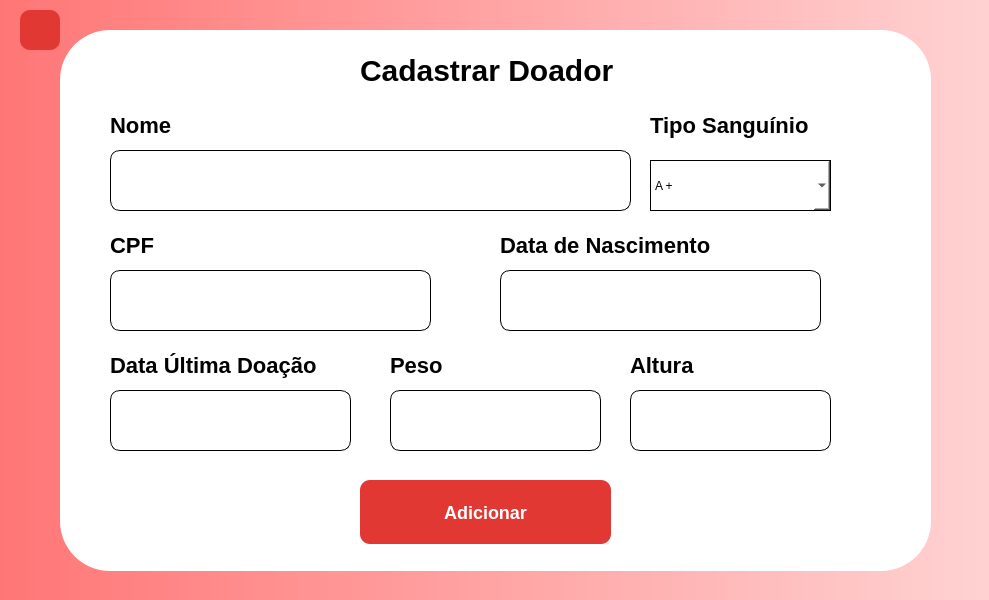
First picture: the form in src/Graphics/Add/AddDoador/cadastrardoador.ui, repository INF112-Programacao2/20222-team-1, before the edit.
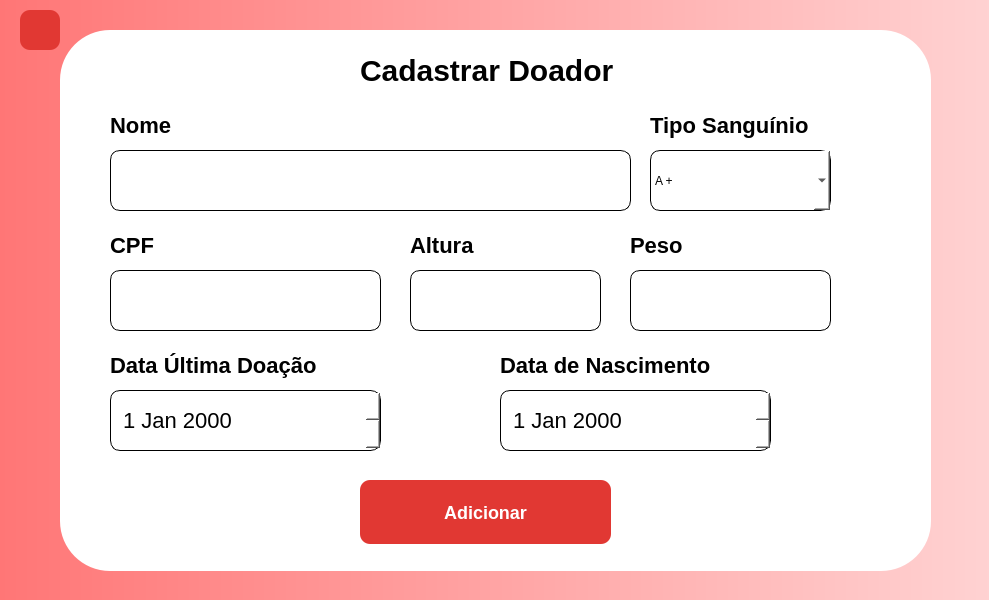
Second picture: the form after the edit. Icons and pictures are not drawn.

Commit message: tipo data e border radius / telas - add

Diff of the .ui file:
```diff
--- a/src/Graphics/Add/AddDoador/cadastrardoador.ui
+++ b/src/Graphics/Add/AddDoador/cadastrardoador.ui
@@ -151,9 +151,9 @@
      <property name="geometry">
       <rect>
        <x>590</x>
-       <y>130</y>
+       <y>120</y>
        <width>181</width>
-       <height>51</height>
+       <height>61</height>
       </rect>
      </property>
      <property name="statusTip">
@@ -161,7 +161,8 @@
      </property>
      <property name="styleSheet">
       <string notr="true">border: 1px solid black;
-color: black;</string>
+color: black;
+border-radius: 10px;</string>
      </property>
      <item>
       <property name="text">
@@ -209,7 +210,7 @@
       <rect>
        <x>50</x>
        <y>240</y>
-       <width>321</width>
+       <width>271</width>
        <height>61</height>
       </rect>
      </property>
@@ -241,28 +242,11 @@
       <string>CPF</string>
      </property>
     </widget>
-    <widget class="QLineEdit" name="inputDataNascimento">
-     <property name="geometry">
-      <rect>
-       <x>440</x>
-       <y>240</y>
-       <width>321</width>
-       <height>61</height>
-      </rect>
-     </property>
-     <property name="styleSheet">
-      <string notr="true">
-background: #FFFFFF;
-border: 0.5px solid #000000;
-border-radius: 10px;
-</string>
-     </property>
-    </widget>
     <widget class="QLabel" name="txtDataNascimento">
      <property name="geometry">
       <rect>
        <x>440</x>
-       <y>200</y>
+       <y>320</y>
        <width>221</width>
        <height>31</height>
       </rect>
@@ -299,29 +283,12 @@
       <string>Data Última Doação</string>
      </property>
     </widget>
-    <widget class="QLineEdit" name="inputUltimaDoacao">
-     <property name="geometry">
-      <rect>
-       <x>50</x>
-       <y>360</y>
-       <width>241</width>
-       <height>61</height>
-      </rect>
-     </property>
-     <property name="styleSheet">
-      <string notr="true">
-background: #FFFFFF;
-border: 0.5px solid #000000;
-border-radius: 10px;
-</string>
-     </property>
-    </widget>
     <widget class="QLineEdit" name="inputPeso">
      <property name="geometry">
       <rect>
-       <x>330</x>
-       <y>360</y>
-       <width>211</width>
+       <x>350</x>
+       <y>240</y>
+       <width>191</width>
        <height>61</height>
       </rect>
      </property>
@@ -337,7 +304,7 @@
      <property name="geometry">
       <rect>
        <x>570</x>
-       <y>360</y>
+       <y>240</y>
        <width>201</width>
        <height>61</height>
       </rect>
@@ -353,8 +320,8 @@
     <widget class="QLabel" name="txtAltura">
      <property name="geometry">
       <rect>
-       <x>570</x>
-       <y>320</y>
+       <x>350</x>
+       <y>200</y>
        <width>71</width>
        <height>31</height>
       </rect>
@@ -373,8 +340,8 @@
     <widget class="QLabel" name="txtPeso">
      <property name="geometry">
       <rect>
-       <x>330</x>
-       <y>320</y>
+       <x>570</x>
+       <y>200</y>
        <width>71</width>
        <height>31</height>
       </rect>
@@ -390,6 +357,40 @@
       <string>Peso</string>
      </property>
     </widget>
+    <widget class="QDateEdit" name="dataUltimaDoacao">
+     <property name="geometry">
+      <rect>
+       <x>50</x>
+       <y>360</y>
+       <width>271</width>
+       <height>61</height>
+      </rect>
+     </property>
+     <property name="styleSheet">
+      <string notr="true">border: 1px solid black;
+color: black;
+font-size: 22px;
+padding-left: 10px;
+border-radius: 10px;</string>
+     </property>
+    </widget>
+    <widget class="QDateEdit" name="dateNascimento">
+     <property name="geometry">
+      <rect>
+       <x>440</x>
+       <y>360</y>
+       <width>271</width>
+       <height>61</height>
+      </rect>
+     </property>
+     <property name="styleSheet">
+      <string notr="true">border: 1px solid black;
+color: black;
+font-size: 22px;
+padding-left: 10px;
+border-radius: 10px;</string>
+     </property>
+    </widget>
    </widget>
    <widget class="QPushButton" name="buttonReturn">
     <property name="geometry">
```
The commit also changes 2 other files.
